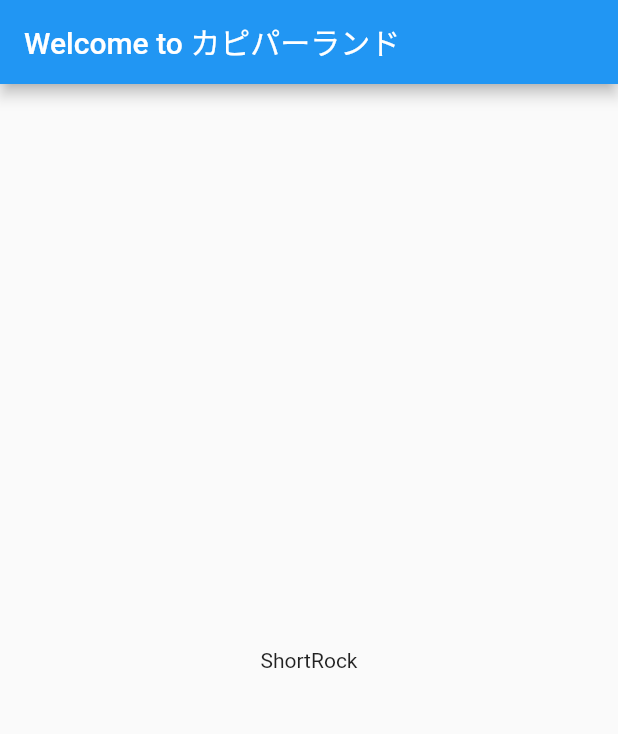
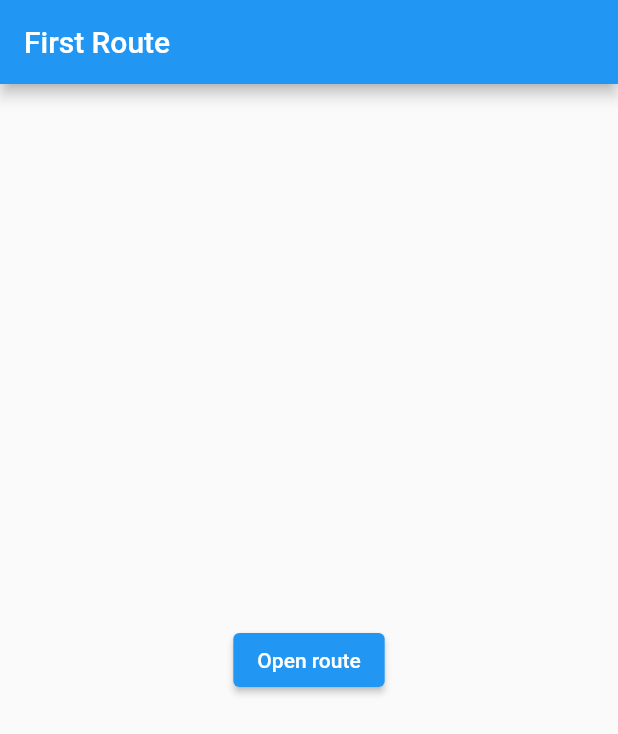
Before and after one commit to kyoko-uehara/flutter_app, a Flutter app: the screen it shows after launch, on a phone screen of 412 x 824 dp. Shown: the top 734 px of the screen. Run offline on Flutter 3.47's test engine with Material 2 defaults, Android fonts, the phone set to English and light mode, and no system bars.

Commit message:
新しい画面への遷移と前の画面への遷移

```diff
--- a/lib/main.dart
+++ b/lib/main.dart
@@ -1,20 +1,30 @@
 import 'package:flutter/material.dart';
-import 'package:english_words/english_words.dart';
 
-void main() => runApp(MyApp());
+import 'next_page.dart';
 
-class MyApp extends StatelessWidget {
+void main() {
+  runApp(MaterialApp(
+    title: 'Navigation Basics',
+    home: FirstRoute(),
+  ));
+}
+
+class FirstRoute extends StatelessWidget {
   @override
   Widget build(BuildContext context) {
-    final wordPair = WordPair.random();
-    return MaterialApp(
-      title: 'Welcome to Flutter',
-      home: Scaffold(
-        appBar: AppBar(
-          title: Text('Welcome to カピパーランド'),
-        ),
-        body: Center(
-          child: Text(wordPair.asPascalCase),
+    return Scaffold(
+      appBar: AppBar(
+        title: Text('First Route'),
+      ),
+      body: Center(
+        child: ElevatedButton(
+          child: Text('Open route'),
+          onPressed: () {
+            Navigator.push(
+              context,
+              MaterialPageRoute(builder: (context) => SecondRoute()),
+            );
+          },
         ),
       ),
     );
```
Also changed, not shown: lib/next_page.dart (added, +20 -0 lines).
